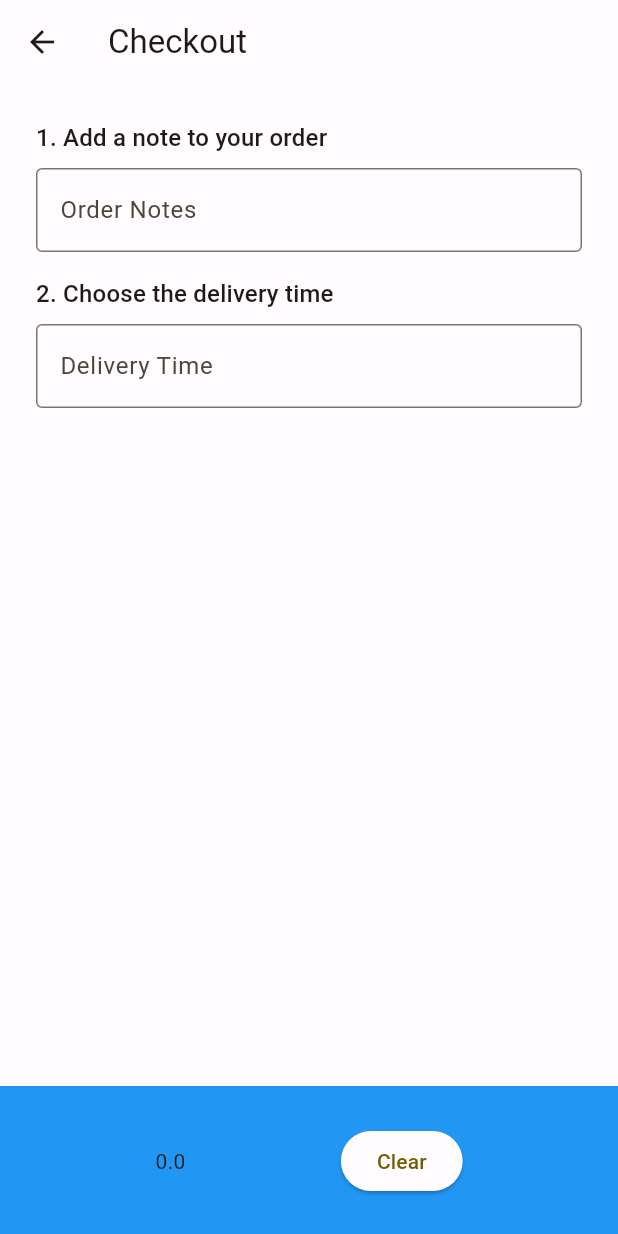
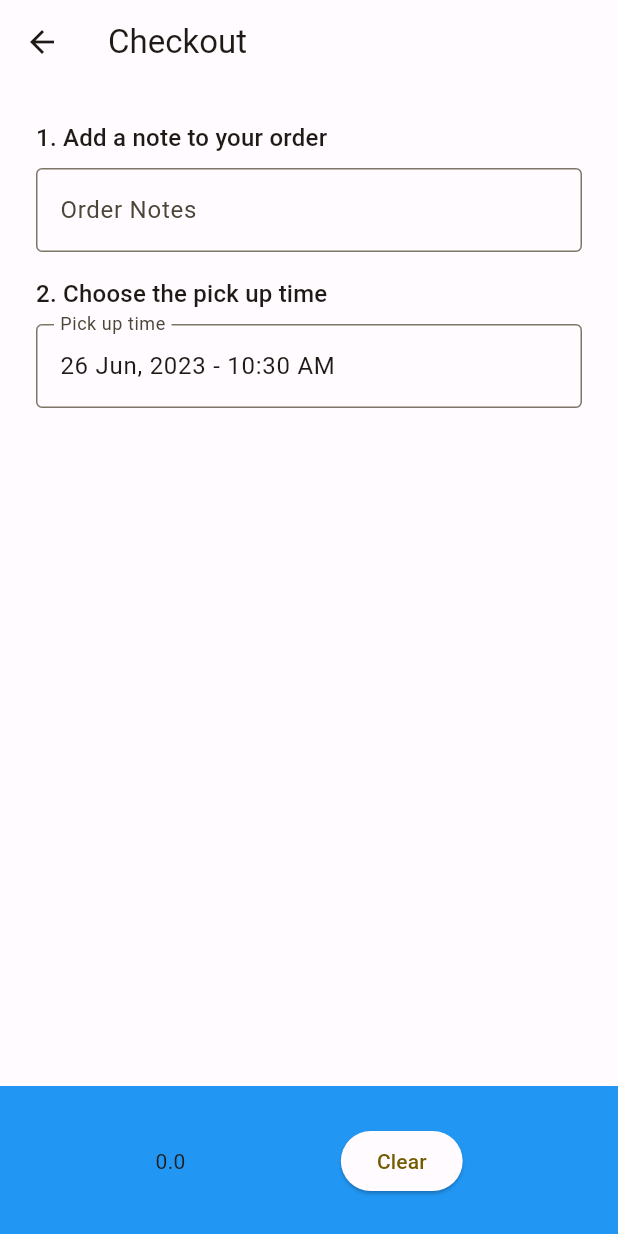
Before and after one commit to Food-Bites/bites, a Flutter app: the MarketPage screen opened directly, after a tap on the "shopping cart" icon, on a phone screen of 412 x 824 dp. Run offline on Flutter 3.47's test engine with Material 2 defaults, Android fonts, the phone set to English and light mode, and no system bars; drawn by our look-alikes of date_time_picker; our stand-ins replace cached_network_image, dots_indicator, geolocator, google_maps_flutter, heroicons, shared_preferences; missing offline and left inert: android_intent, geoflutterfire2; accounts and stored records are empty; network calls fail.

```diff
--- a/lib/main.dart
+++ b/lib/main.dart
@@ -1,6 +1,7 @@
 import 'package:bites/data/cart.dart';
 import 'package:bites/screens/initial_page.dart';
 import 'package:bites/utils/color_scheme.dart';
+import 'package:bites/utils/suggestions_switch.dart';
 import 'package:bites/utils/theme_switch.dart';
 import 'package:flutter/material.dart';
 import 'package:provider/provider.dart';
@@ -17,6 +18,7 @@ class MainApp extends StatelessWidget {
     return MultiProvider(
       providers: [
         ChangeNotifierProvider(create: (context) => ThemeProvider()),
+        ChangeNotifierProvider(create: (context) => SuggestionTipsProvider()),
         ChangeNotifierProvider(create: (context) => Cart())
       ],
       builder: (context, _) {
--- a/lib/screens/cart_page.dart
+++ b/lib/screens/cart_page.dart
@@ -1,6 +1,7 @@
 import 'package:bites/data/cart.dart';
 import 'package:flutter/material.dart';
 import 'package:provider/provider.dart';
+import 'package:date_time_picker/date_time_picker.dart';
 
 class CartPage extends StatefulWidget {
   const CartPage({super.key});
@@ -10,6 +11,8 @@ class CartPage extends StatefulWidget {
 }
 
 class _CartPageState extends State<CartPage> {
+  DateTime _selectedDate = DateTime.now();
+
   @override
   Widget build(BuildContext context) {
     return Scaffold(
@@ -50,25 +53,40 @@ class _CartPageState extends State<CartPage> {
                         Row(
                           children: [
                             Text(
-                              '2. Choose the delivery time',
+                              '2. Choose the pick up time',
                               style: Theme.of(context).textTheme.titleMedium,
                               textAlign: TextAlign.left,
                             ),
                           ],
                         ),
                         const SizedBox(height: 8),
-                        TextField(
+                        DateTimePicker(
+                          type: DateTimePickerType.dateTime,
+                          dateMask: 'd MMM, yyyy - hh:mm a',
+                          initialValue: DateTime.now().toString(),
+                          firstDate: DateTime(2000),
+                          lastDate: DateTime(2100),
+                          dateLabelText: 'Date',
+                          timeLabelText: 'Hour',
+                          onChanged: (val) => setState(() {
+                            _selectedDate = DateTime.parse(val);
+                          }),
+                          validator: (val) {
+                            // date time choosen must be in the future
+                            if (DateTime.parse(val!).isBefore(DateTime.now())) {
+                              return 'Please enter a valid date';
+                            }
+                            return null;
+                          },
+                          onSaved: (val) => setState(() {
+                            _selectedDate = DateTime.parse(val!);
+                          }),
+                          use24HourFormat: true,
                           decoration: const InputDecoration(
-                            labelText: 'Delivery Time',
                             border: OutlineInputBorder(),
+                            labelText: 'Pick up time',
                           ),
-                          onTap: () {
-                            showTimePicker(
-                              context: context,
-                              initialTime: TimeOfDay.now(),
-                            );
-                          },
-                        ),
+                        )
                       ],
                     ),
                     const SizedBox(height: 16),
--- a/lib/widget/helper_text.dart
+++ b/lib/widget/helper_text.dart
@@ -1,4 +1,6 @@
+import 'package:bites/utils/suggestions_switch.dart';
 import 'package:flutter/material.dart';
+import 'package:provider/provider.dart';
 
 class HelperText extends StatelessWidget {
   const HelperText({super.key, required this.icon, required this.text});
@@ -8,6 +10,7 @@ class HelperText extends StatelessWidget {
 
   @override
   Widget build(BuildContext context) {
+    if (Provider.of<SuggestionTipsProvider>(context).showTips) {
       return Row(
         children: [
           Padding(
@@ -30,5 +33,10 @@ class HelperText extends StatelessWidget {
           ),
         ],
       );
+    } else {
+      return const SizedBox(
+        height: 0.0,
+      );
     }
   }
+}
--- a/pubspec.yaml
+++ b/pubspec.yaml
@@ -19,6 +19,7 @@ dependencies:
   cached_network_image: ^3.2.3
   android_intent:
   connectivity: ^3.0.6
+  date_time_picker: ^2.1.0
 
 dev_dependencies:
   flutter_test:
```
Also changed, not shown: lib/screens/options_page.dart (+11 -0 lines), lib/utils/suggestions_switch.dart (added, +26 -0 lines), pubspec.lock. Lines whose indentation alone changed are shown as unchanged.
